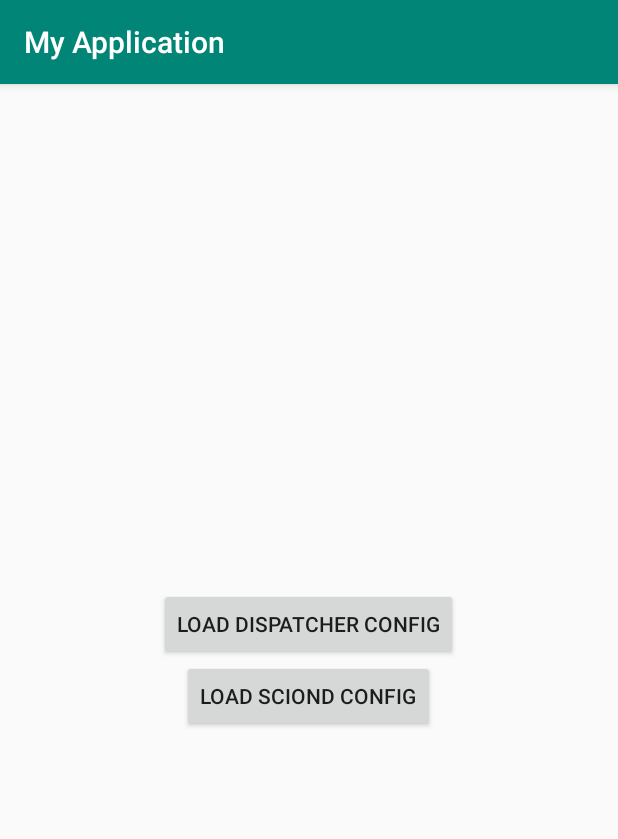
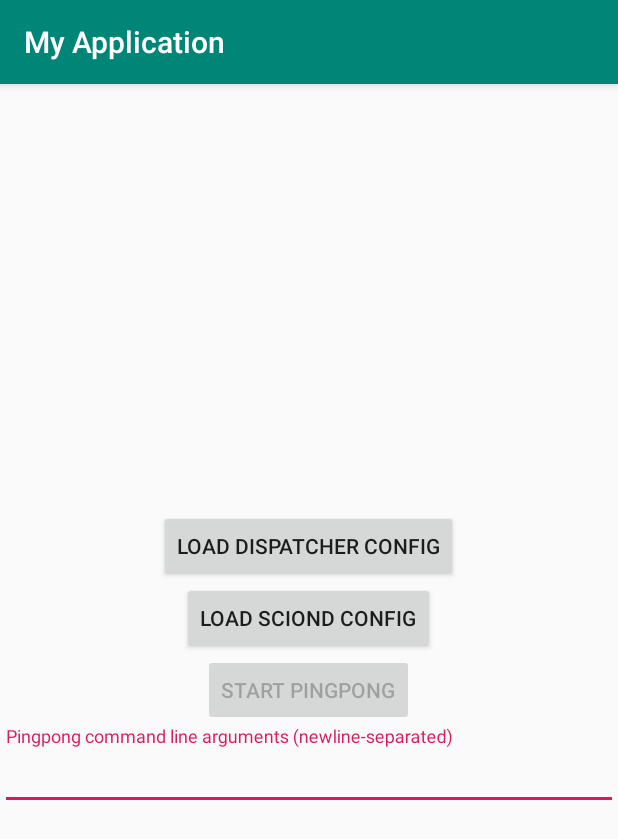
Before and after one commit to ekuiter/scion-android, an Android app: the screen it shows after launch (MainActivity), on a phone screen of 412 x 824 dp. Shown: the top 839 px of the screen. Run offline under Robolectric (Android 15) with nearby library versions, the phone set to English and light mode, and no system bars; libraries missing offline, so code that uses them is left out: com.obsez.android; 2 statements that could not run were skipped.

Commit message:
Add pingpong example

```diff
--- a/app/build.gradle
+++ b/app/build.gradle
@@ -33,6 +33,11 @@ dependencies {
     implementation 'androidx.appcompat:appcompat:1.0.2'
     implementation 'androidx.constraintlayout:constraintlayout:1.1.3'
     implementation 'com.obsez.android.lib.filechooser:filechooser:1.2.0'
+    implementation 'com.madgag.spongycastle:core:1.58.0.0'
+    implementation 'com.madgag.spongycastle:pkix:1.54.0.0'
+    implementation 'com.google.android.material:material:1.0.0'
+    // If symbols have changed and are unavailable for you, either pull the newest version of this
+    // repo or consider gradle's --refresh-dependencies option to get the freshest library
     implementation name: 'sciondgobind', ext: 'aar'
     compileOnly name: 'sciondgobind-sources'
     testImplementation 'junit:junit:4.12'
--- a/app/src/main/java/com/example/myapplication/MainActivity.java
+++ b/app/src/main/java/com/example/myapplication/MainActivity.java
@@ -3,11 +3,13 @@ package com.example.myapplication;
 import android.app.NotificationChannel;
 import android.app.NotificationManager;
 import android.content.Intent;
+import android.content.SharedPreferences;
 import android.os.Bundle;
 
 import androidx.appcompat.app.AppCompatActivity;
 import androidx.appcompat.widget.AppCompatButton;
 
+import com.google.android.material.textfield.TextInputEditText;
 import com.obsez.android.lib.filechooser.ChooserDialog;
 
 import java.util.Optional;
@@ -17,12 +19,18 @@ public class MainActivity extends AppCompatActivity {
 
     private static final String SCIOND_CFG_PATH = MainActivity.class.getCanonicalName() + ".SCIOND";
     private static final String DISP_CFG_PATH = MainActivity.class.getCanonicalName() + ".DISPATCHER";
+    private static final String SERVICES_STARTED = MainActivity.class.getCanonicalName() + ".SERVICES_STARTED";
+    private static final String PINGPONG_CMD_LINE = MainActivity.class.getCanonicalName() + ".PPCMDLINE";
     static final String SERVICE_CHANNEL = MainActivity.class.getCanonicalName() + ".SERVICES";
 
     private Optional<String> sciondCfgPath;
     private Optional<String> dispCfgPath;
+    private boolean servicesStarted;
     private AppCompatButton sciondButton;
     private AppCompatButton dispButton;
+    private AppCompatButton pingButton;
+    private TextInputEditText pingCmdLine;
+    private SharedPreferences prefs;
 
     @Override
     protected void onCreate(Bundle savedInstanceState) {
@@ -32,18 +40,25 @@ public class MainActivity extends AppCompatActivity {
 
         sciondCfgPath = sIS.map(i->i.getString(SCIOND_CFG_PATH));
         dispCfgPath = sIS.map(i->i.getString(DISP_CFG_PATH));
+        servicesStarted = sIS.map(i->i.getBoolean(SERVICES_STARTED)).orElse(false);
 
         createNotificationChannel();
 
         sciondButton = findViewById(R.id.sciondbutton);
         dispButton = findViewById(R.id.dispbutton);
+        pingButton = findViewById(R.id.pingpongbutton);
+        pingCmdLine = findViewById(R.id.pingpongcmdline);
+        prefs = getPreferences(MODE_PRIVATE);
 
-        sciondButton.setEnabled(!sciondCfgPath.isPresent());
-        dispButton.setEnabled(!dispCfgPath.isPresent());
+        sciondButton.setEnabled(!sciondCfgPath.isPresent() && !servicesStarted);
+        dispButton.setEnabled(!dispCfgPath.isPresent() && !servicesStarted);
+        pingButton.setEnabled(servicesStarted);
+        pingCmdLine.setText(sIS.map(i->i.getString(PINGPONG_CMD_LINE)).orElse(prefs.getString(PINGPONG_CMD_LINE, "")));
 
         sciondButton.setOnClickListener(view ->
             new ChooserDialog(view.getContext())
                     .withResources(R.string.choosesciondcfg, R.string.ok, R.string.cancel)
+                    .withStartFile(prefs.getString(SCIOND_CFG_PATH, null))
                     .withChosenListener((path, pathFile) -> {
                         sciondCfgPath = Optional.ofNullable(path);
                         sciondButton.setEnabled(!sciondCfgPath.isPresent());
@@ -53,12 +68,23 @@ public class MainActivity extends AppCompatActivity {
         dispButton.setOnClickListener(view ->
             new ChooserDialog(view.getContext())
                     .withResources(R.string.choosedispcfg, R.string.ok, R.string.cancel)
+                    .withStartFile(prefs.getString(DISP_CFG_PATH, null))
                     .withChosenListener((path, pathFile) -> {
                         dispCfgPath = Optional.ofNullable(path);
                         dispButton.setEnabled(!dispCfgPath.isPresent());
                         startServices();
                     }).build().show()
         );
+
+        pingButton.setOnClickListener(view -> {
+            startService(
+                new Intent(this, PingpongService.class)
+                        .putExtra(PingpongService.PARAM_ARGS_QUERY, BackgroundService.commandLine(
+                                pingCmdLine.getText().toString().split("\n")
+                        ))
+            );
+            prefs.edit().putString(PINGPONG_CMD_LINE, pingCmdLine.getText().toString()).apply();
+        });
     }
 
     @Override
@@ -66,6 +92,8 @@ public class MainActivity extends AppCompatActivity {
         super.onSaveInstanceState(outState);
         sciondCfgPath.ifPresent(s->outState.putString(SCIOND_CFG_PATH, s));
         dispCfgPath.ifPresent(s->outState.putString(DISP_CFG_PATH, s));
+        outState.putBoolean(SERVICES_STARTED, servicesStarted);
+        outState.putString(PINGPONG_CMD_LINE, pingCmdLine.getText().toString());
     }
 
     private void createNotificationChannel() {
@@ -80,6 +108,7 @@ public class MainActivity extends AppCompatActivity {
 
     private void startServices() {
         if (sciondCfgPath.isPresent() && dispCfgPath.isPresent()) {
+            SharedPreferences.Editor e = prefs.edit();
             startService(
                     new Intent(this, DispatcherService.class)
                             .putExtra(DispatcherService.PARAM_CONFIG_PATH, dispCfgPath.get())
@@ -88,6 +117,11 @@ public class MainActivity extends AppCompatActivity {
                     new Intent(this, SciondService.class)
                             .putExtra(SciondService.PARAM_CONFIG_PATH, sciondCfgPath.get())
             );
+            servicesStarted = true;
+            pingButton.setEnabled(true);
+            e.putString(SCIOND_CFG_PATH, sciondCfgPath.get());
+            e.putString(DISP_CFG_PATH, dispCfgPath.get());
+            e.apply();
         }
     }
 }
--- a/app/src/main/res/layout/activity_main.xml
+++ b/app/src/main/res/layout/activity_main.xml
@@ -19,5 +19,22 @@
             android:layout_width="wrap_content"
             android:layout_height="wrap_content"
             android:text="@string/sciondbutton"/>
+    <androidx.appcompat.widget.AppCompatButton
+            android:id="@+id/pingpongbutton"
+            android:layout_width="wrap_content"
+            android:layout_height="wrap_content"
+            android:text="@string/pingpongbutton"/>
+    <com.google.android.material.textfield.TextInputLayout
+            android:layout_width="match_parent"
+            android:layout_height="wrap_content"
+            android:hint="@string/pingpongcmdline"
+            android:labelFor="@id/pingpongcmdline">
+        <com.google.android.material.textfield.TextInputEditText
+                android:id="@+id/pingpongcmdline"
+                android:layout_width="match_parent"
+                android:layout_height="wrap_content"
+                android:importantForAutofill="no"
+                android:inputType="textMultiLine|textVisiblePassword"/>
+    </com.google.android.material.textfield.TextInputLayout>
 
 </LinearLayout>
--- a/app/src/main/res/values/strings.xml
+++ b/app/src/main/res/values/strings.xml
@@ -16,4 +16,10 @@
     <string name="servicesetup" formatted="true">Setting up %1$s%2$s service</string>
     <string name="servicestart" formatted="true">Starting %1$s%2$s service</string>
     <string name="servicereturn" formatted="true">%1$S%2$s returned with value %3$d</string>
+    <string name="pingpongbutton">Start pingpong</string>
+    <string name="pingpongcreatekey" formatted="true">Created private key: %3$s</string>
+    <string name="pingpongreadkey" formatted="true">Read private key: %3$s</string>
+    <string name="pingpongcreatecert" formatted="true">Created self-signed certificate: %3$s</string>
+    <string name="pingpongcertexists" formatted="true">Key and certificate already exist: %3$s %4$s</string>
+    <string name="pingpongcmdline">Pingpong command line arguments (newline-separated)</string>
 </resources>
--- a/build.gradle
+++ b/build.gradle
@@ -17,6 +17,7 @@ allprojects {
     repositories {
         google()
         jcenter()
+        mavenCentral()
         ivy {
             url "https://tpmkranz.gitlab.io/gobind-scion"
             patternLayout {
```
Also changed, not shown: app/src/main/AndroidManifest.xml (+8 -3 lines), app/src/main/java/com/example/myapplication/BackgroundService.java (+21 -0 lines), app/src/main/java/com/example/myapplication/PingpongService.java (added, +114 -0 lines), app/src/main/java/com/example/myapplication/SciondService.java (+2 -7 lines).
